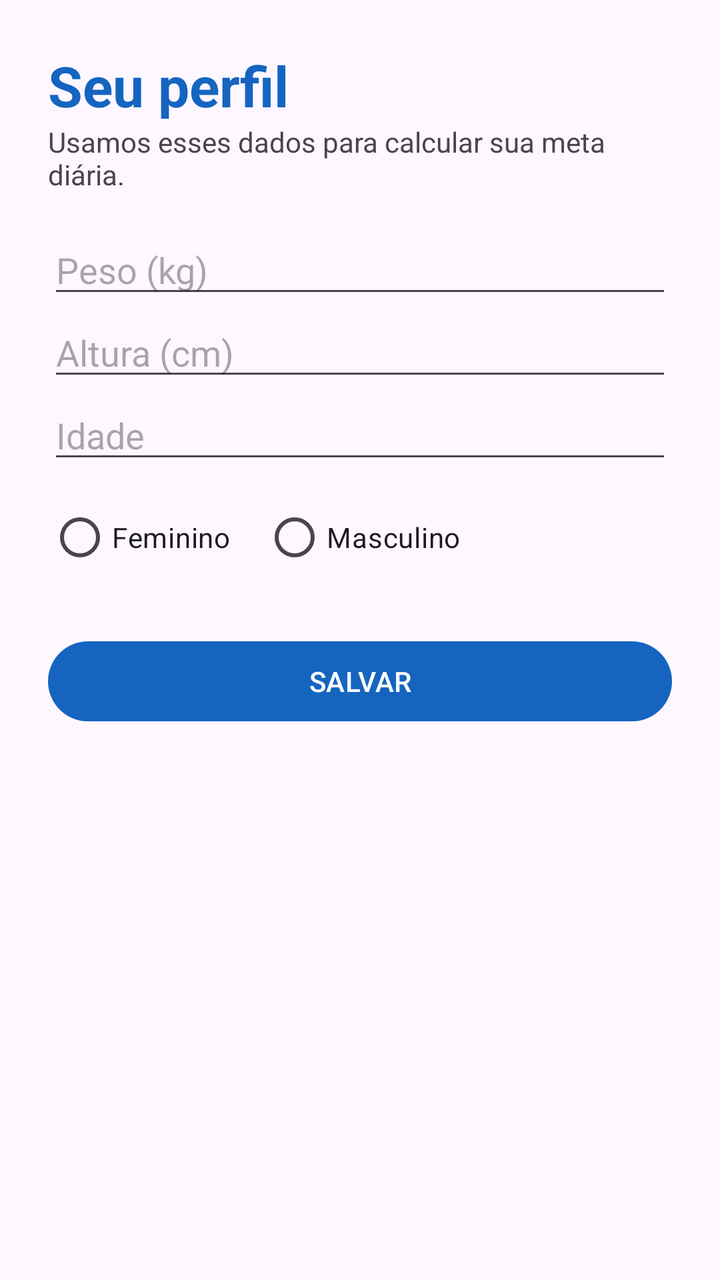
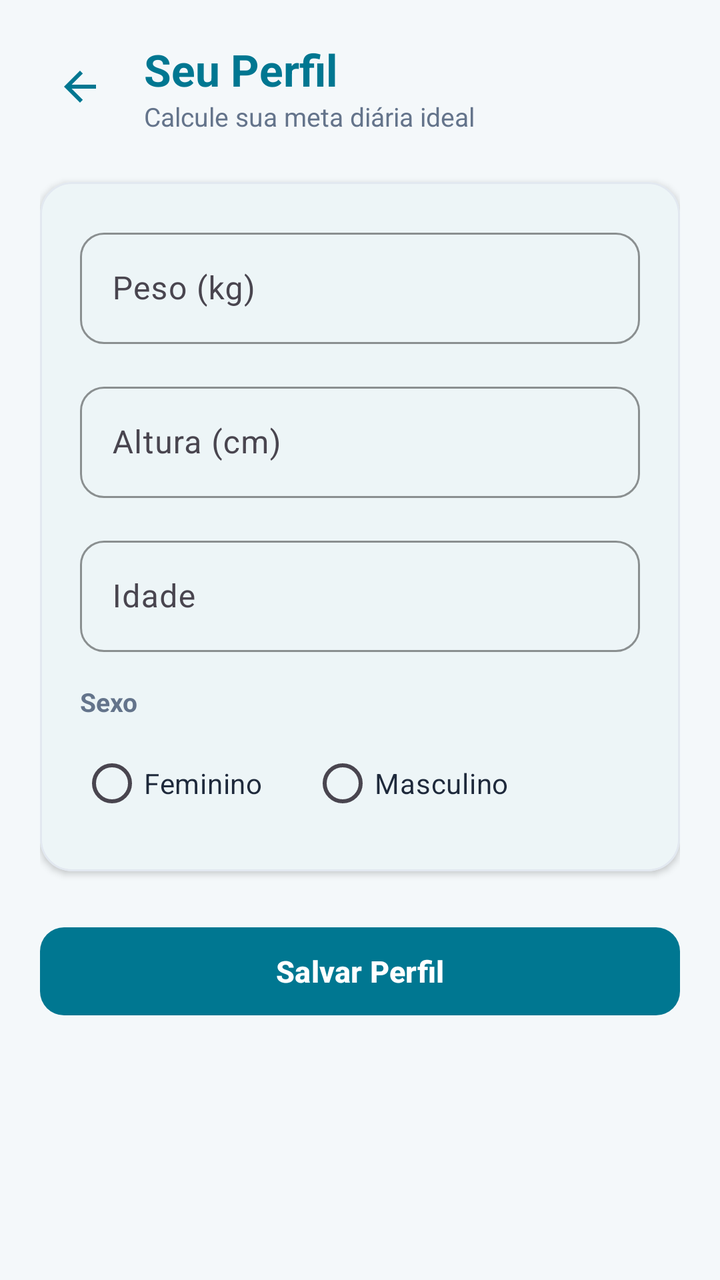

The first picture is an Android layout as it rendered before a commit; the second is the same layout after the commit. The layout source and the unified diff follow.
<!-- AndroidManifest.xml: application theme Theme.Hidratapp -->
<!-- res/layout/activity_perfil.xml -->
<?xml version="1.0" encoding="utf-8"?>
<ScrollView xmlns:android="http://schemas.android.com/apk/res/android"
    android:id="@+id/main"
    android:layout_width="match_parent"
    android:layout_height="match_parent">

    <LinearLayout
        android:layout_width="match_parent"
        android:layout_height="wrap_content"
        android:orientation="vertical"
        android:padding="24dp">

        <TextView
            android:layout_width="wrap_content"
            android:layout_height="wrap_content"
            android:text="Seu perfil"
            android:textColor="#1565C0"
            android:textSize="28sp"
            android:textStyle="bold" />

        <TextView
            android:layout_width="wrap_content"
            android:layout_height="wrap_content"
            android:text="Usamos esses dados para calcular sua meta diária."
            android:textSize="14sp" />

        <EditText
            android:id="@+id/etPeso"
            android:layout_width="match_parent"
            android:layout_height="wrap_content"
            android:layout_marginTop="16dp"
            android:hint="Peso (kg)"
            android:inputType="numberDecimal" />

        <EditText
            android:id="@+id/etAltura"
            android:layout_width="match_parent"
            android:layout_height="wrap_content"
            android:hint="Altura (cm)"
            android:inputType="number" />

        <EditText
            android:id="@+id/etIdade"
            android:layout_width="match_parent"
            android:layout_height="wrap_content"
            android:hint="Idade"
            android:inputType="number" />

        <RadioGroup
            android:id="@+id/rgSexo"
            android:layout_width="match_parent"
            android:layout_height="wrap_content"
            android:layout_marginTop="8dp"
            android:orientation="horizontal">

            <RadioButton
                android:id="@+id/rbFeminino"
                android:layout_width="wrap_content"
                android:layout_height="wrap_content"
                android:text="Feminino" />

            <RadioButton
                android:id="@+id/rbMasculino"
                android:layout_width="wrap_content"
                android:layout_height="wrap_content"
                android:layout_marginStart="16dp"
                android:text="Masculino" />
        </RadioGroup>

        <Button
            android:id="@+id/btnSalvarPerfil"
            android:layout_width="match_parent"
            android:layout_height="wrap_content"
            android:layout_marginTop="24dp"
            android:text="SALVAR" />
    </LinearLayout>
</ScrollView>
<!-- resources referenced by this layout -->
<resources>
  <style name="Theme.Hidratapp" parent="Base.Theme.Hidratapp" />
  <style name="Base.Theme.Hidratapp" parent="Theme.Material3.DayNight.NoActionBar">
          <item name="colorPrimary">@color/blue_primary</item>
      </style>
  <color name="blue_primary">#1565C0</color>
</resources>

<!-- the commit's change to res/layout/activity_perfil.xml (unified diff, before → after) -->
@@ -1,77 +1,180 @@
 <?xml version="1.0" encoding="utf-8"?>
 <ScrollView xmlns:android="http://schemas.android.com/apk/res/android"
+    xmlns:app="http://schemas.android.com/apk/res-auto"
     android:id="@+id/main"
     android:layout_width="match_parent"
-    android:layout_height="match_parent">
+    android:layout_height="match_parent"
+    android:fillViewport="true"
+    android:background="@color/wellness_bg">
 
     <LinearLayout
         android:layout_width="match_parent"
         android:layout_height="wrap_content"
         android:orientation="vertical"
-        android:padding="24dp">
+        android:padding="20dp">
 
-        <TextView
-            android:layout_width="wrap_content"
-            android:layout_height="wrap_content"
-            android:text="Seu perfil"
-            android:textColor="#1565C0"
-            android:textSize="28sp"
-            android:textStyle="bold" />
-
-        <TextView
-            android:layout_width="wrap_content"
-            android:layout_height="wrap_content"
-            android:text="Usamos esses dados para calcular sua meta diária."
-            android:textSize="14sp" />
-
-        <EditText
-            android:id="@+id/etPeso"
+        
+        <LinearLayout
             android:layout_width="match_parent"
             android:layout_height="wrap_content"
-            android:layout_marginTop="16dp"
-            android:hint="Peso (kg)"
-            android:inputType="numberDecimal" />
+            android:gravity="center_vertical"
+            android:orientation="horizontal"
+            android:layout_marginBottom="24dp">
 
-        <EditText
-            android:id="@+id/etAltura"
+            <ImageButton
+                android:id="@+id/btnHeaderVoltar"
+                android:layout_width="40dp"
+                android:layout_height="40dp"
+                android:background="?attr/selectableItemBackgroundBorderless"
+                android:contentDescription="Voltar"
+                android:src="@drawable/ic_arrow_back"
+                app:tint="@color/teal_primary" />
+
+            <LinearLayout
+                android:layout_width="wrap_content"
+                android:layout_height="wrap_content"
+                android:layout_marginStart="12dp"
+                android:orientation="vertical">
+
+                <TextView
+                    android:layout_width="wrap_content"
+                    android:layout_height="wrap_content"
+                    android:text="Seu Perfil"
+                    android:textColor="@color/teal_primary"
+                    android:textSize="22sp"
+                    android:textStyle="bold" />
+
+                <TextView
+                    android:layout_width="wrap_content"
+                    android:layout_height="wrap_content"
+                    android:text="Calcule sua meta diária ideal"
+                    android:textColor="@color/text_secondary"
+                    android:textSize="13sp" />
+            </LinearLayout>
+        </LinearLayout>
+
+        
+        <com.google.android.material.card.MaterialCardView
             android:layout_width="match_parent"
             android:layout_height="wrap_content"
-            android:hint="Altura (cm)"
-            android:inputType="number" />
+            android:layout_marginBottom="24dp"
+            app:cardCornerRadius="16dp"
+            app:cardElevation="2dp"
+            app:strokeWidth="1dp"
+            app:strokeColor="#E2E8F0"
+            app:cardBackgroundColor="@color/wellness_card_bg">
 
-        <EditText
-            android:id="@+id/etIdade"
-            android:layout_width="match_parent"
-            android:layout_height="wrap_content"
-            android:hint="Idade"
-            android:inputType="number" />
+            <LinearLayout
+                android:layout_width="match_parent"
+                android:layout_height="wrap_content"
+                android:orientation="vertical"
+                android:padding="20dp">
 
-        <RadioGroup
-            android:id="@+id/rgSexo"
-            android:layout_width="match_parent"
-            android:layout_height="wrap_content"
-            android:layout_marginTop="8dp"
-            android:orientation="horizontal">
+                
+                <com.google.android.material.textfield.TextInputLayout
+                    style="@style/Widget.Material3.TextInputLayout.OutlinedBox"
+                    android:layout_width="match_parent"
+                    android:layout_height="wrap_content"
+                    android:layout_marginBottom="16dp"
+                    android:hint="Peso (kg)"
+                    app:boxCornerRadiusBottomEnd="12dp"
+                    app:boxCornerRadiusBottomStart="12dp"
+                    app:boxCornerRadiusTopEnd="12dp"
+                    app:boxCornerRadiusTopStart="12dp"
+                    app:boxStrokeColor="@color/teal_primary">
 
-            <RadioButton
-                android:id="@+id/rbFeminino"
-                android:layout_width="wrap_content"
-                android:layout_height="wrap_content"
-                android:text="Feminino" />
+                    <com.google.android.material.textfield.TextInputEditText
+                        android:id="@+id/etPeso"
+                        android:layout_width="match_parent"
+                        android:layout_height="wrap_content"
+                        android:inputType="numberDecimal"
+                        android:textColor="@color/text_primary" />
+                </com.google.android.material.textfield.TextInputLayout>
 
-            <RadioButton
-                android:id="@+id/rbMasculino"
-                android:layout_width="wrap_content"
-                android:layout_height="wrap_content"
-                android:layout_marginStart="16dp"
-                android:text="Masculino" />
-        </RadioGroup>
+                
+                <com.google.android.material.textfield.TextInputLayout
+                    style="@style/Widget.Material3.TextInputLayout.OutlinedBox"
+                    android:layout_width="match_parent"
+                    android:layout_height="wrap_content"
+                    android:layout_marginBottom="16dp"
+                    android:hint="Altura (cm)"
+                    app:boxCornerRadiusBottomEnd="12dp"
+                    app:boxCornerRadiusBottomStart="12dp"
+                    app:boxCornerRadiusTopEnd="12dp"
+                    app:boxCornerRadiusTopStart="12dp"
+                    app:boxStrokeColor="@color/teal_primary">
 
-        <Button
+                    <com.google.android.material.textfield.TextInputEditText
+                        android:id="@+id/etAltura"
+                        android:layout_width="match_parent"
+                        android:layout_height="wrap_content"
+                        android:inputType="number"
+                        android:textColor="@color/text_primary" />
+                </com.google.android.material.textfield.TextInputLayout>
+
+                
+                <com.google.android.material.textfield.TextInputLayout
+                    style="@style/Widget.Material3.TextInputLayout.OutlinedBox"
+                    android:layout_width="match_parent"
+                    android:layout_height="wrap_content"
+                    android:layout_marginBottom="16dp"
+                    android:hint="Idade"
+                    app:boxCornerRadiusBottomEnd="12dp"
+                    app:boxCornerRadiusBottomStart="12dp"
+                    app:boxCornerRadiusTopEnd="12dp"
+                    app:boxCornerRadiusTopStart="12dp"
+                    app:boxStrokeColor="@color/teal_primary">
+
+                    <com.google.android.material.textfield.TextInputEditText
+                        android:id="@+id/etIdade"
+                        android:layout_width="match_parent"
+                        android:layout_height="wrap_content"
+                        android:inputType="number"
+                        android:textColor="@color/text_primary" />
+                </com.google.android.material.textfield.TextInputLayout>
+
+                <TextView
+                    android:layout_width="wrap_content"
+                    android:layout_height="wrap_content"
+                    android:layout_marginBottom="8dp"
+                    android:text="Sexo"
+                    android:textColor="@color/text_secondary"
+                    android:textSize="13sp"
+                    android:textStyle="bold" />
+
+                <RadioGroup
+                    android:id="@+id/rgSexo"
+                    android:layout_width="match_parent"
+                    android:layout_height="wrap_content"
+                    android:orientation="horizontal">
+
+                    <RadioButton
+                        android:id="@+id/rbFeminino"
+                        android:layout_width="wrap_content"
+                        android:layout_height="wrap_content"
+                        android:text="Feminino"
+                        android:textColor="@color/text_primary" />
+
+                    <RadioButton
+                        android:id="@+id/rbMasculino"
+                        android:layout_width="wrap_content"
+                        android:layout_height="wrap_content"
+                        android:layout_marginStart="24dp"
+                        android:text="Masculino"
+                        android:textColor="@color/text_primary" />
+                </RadioGroup>
+
+            </LinearLayout>
+        </com.google.android.material.card.MaterialCardView>
+
+        <com.google.android.material.button.MaterialButton
             android:id="@+id/btnSalvarPerfil"
             android:layout_width="match_parent"
-            android:layout_height="wrap_content"
-            android:layout_marginTop="24dp"
-            android:text="SALVAR" />
+            android:layout_height="52dp"
+            android:text="Salvar Perfil"
+            android:textSize="15sp"
+            android:textStyle="bold"
+            app:cornerRadius="12dp" />
+
     </LinearLayout>
 </ScrollView>
<!-- resource entries referenced after the edit -->
@@ -1,9 +1,31 @@
 <!-- resources referenced by this layout -->
 <resources>
+  <color name="teal_primary">#007791</color>
+  <color name="text_primary">#1E293B</color>
+  <color name="text_secondary">#64748B</color>
+  <color name="wellness_bg">#F4F8FA</color>
+  <color name="wellness_card_bg">#FFFFFF</color>
+  <!-- drawable ic_arrow_back (drawable) -->
+  <vector xmlns:android="http://schemas.android.com/apk/res/android"
+      android:width="24dp"
+      android:height="24dp"
+      android:viewportWidth="24"
+      android:viewportHeight="24">
+    <path
+        android:fillColor="@color/teal_primary"
+        android:pathData="M20,11H7.83l5.59,-5.59L12,4l-8,8 8,8 1.41,-1.41L7.83,13H20v-2z"/>
+  </vector>
   <style name="Theme.Hidratapp" parent="Base.Theme.Hidratapp" />
   <style name="Base.Theme.Hidratapp" parent="Theme.Material3.DayNight.NoActionBar">
-          <item name="colorPrimary">@color/blue_primary</item>
+          <item name="colorPrimary">@color/teal_primary</item>
+          <item name="colorOnPrimary">@color/white</item>
+          <item name="colorPrimaryContainer">@color/teal_light</item>
+          <item name="colorSecondary">@color/teal_accent</item>
+          <item name="android:colorBackground">@color/wellness_bg</item>
+          <item name="colorSurface">@color/wellness_card_bg</item>
       </style>
-  <color name="blue_primary">#1565C0</color>
+  <color name="white">#FFFFFFFF</color>
+  <color name="teal_light">#E0F2F1</color>
+  <color name="teal_accent">#0097A7</color>
 </resources>
 
